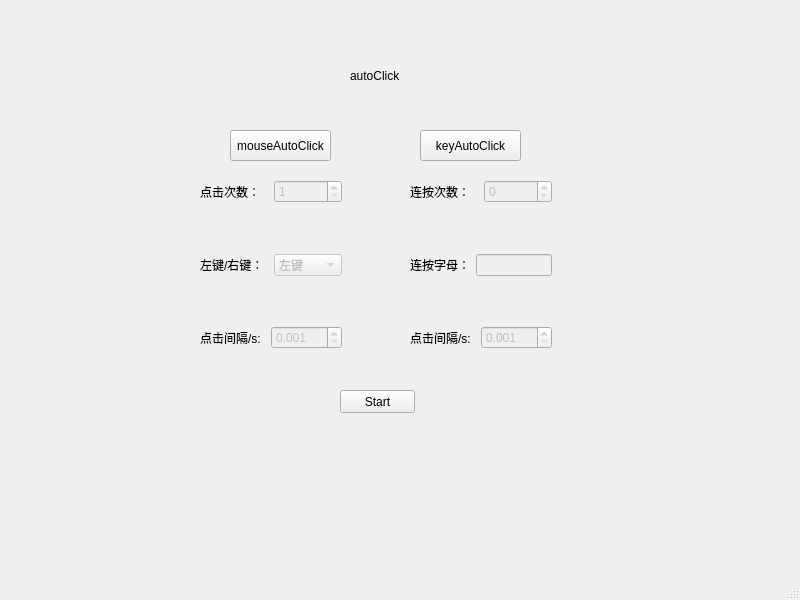
Before: the Qt Designer form practice/autoClick/autoClickUI.ui in Hor1zon68/PythonLearning, drawn with Qt 5.
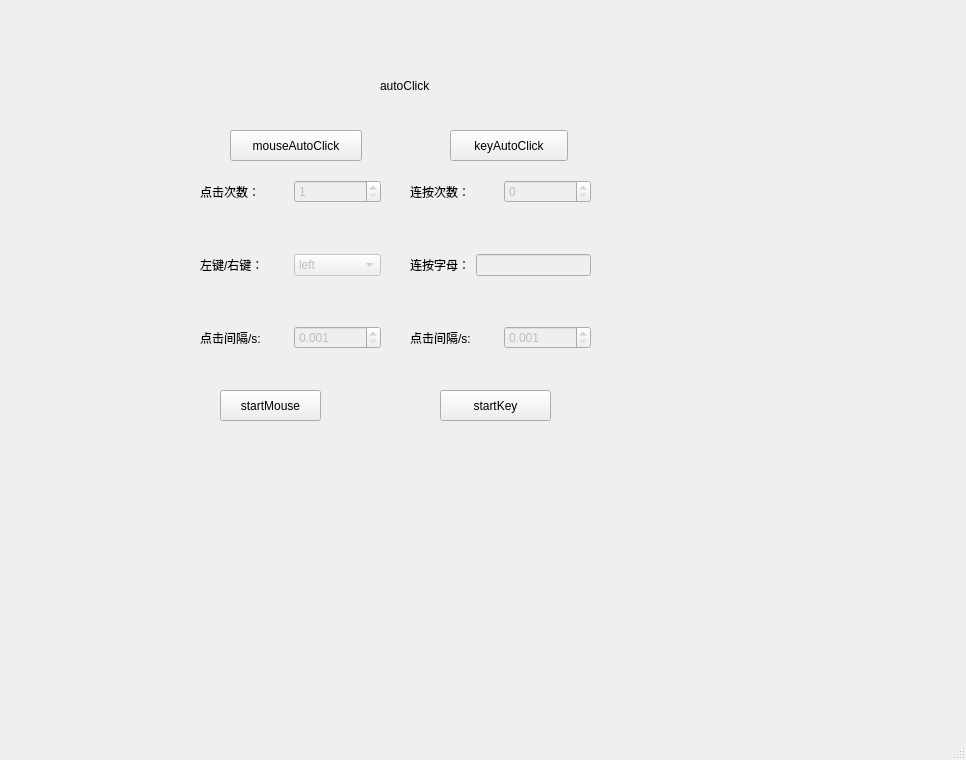
After: the same form once the commit is applied.

Commit message: autoClick的ui化初步完成

Patch:
```diff
--- a/practice/autoClick/autoClickUI.ui
+++ b/practice/autoClick/autoClickUI.ui
@@ -9,10 +9,16 @@
    <rect>
     <x>0</x>
     <y>0</y>
-    <width>800</width>
-    <height>600</height>
+    <width>966</width>
+    <height>760</height>
    </rect>
   </property>
+  <property name="sizePolicy">
+   <sizepolicy hsizetype="Preferred" vsizetype="Preferred">
+    <horstretch>0</horstretch>
+    <verstretch>0</verstretch>
+   </sizepolicy>
+  </property>
   <property name="windowTitle">
    <string>AutoClickUI</string>
   </property>
@@ -20,9 +26,9 @@
    <widget class="QLabel" name="label">
     <property name="geometry">
      <rect>
-      <x>350</x>
-      <y>70</y>
-      <width>54</width>
+      <x>380</x>
+      <y>80</y>
+      <width>86</width>
       <height>12</height>
      </rect>
     </property>
@@ -38,7 +44,7 @@
      <rect>
       <x>230</x>
       <y>130</y>
-      <width>101</width>
+      <width>132</width>
       <height>31</height>
      </rect>
     </property>
@@ -58,9 +64,9 @@
     </property>
     <property name="geometry">
      <rect>
-      <x>420</x>
+      <x>450</x>
       <y>130</y>
-      <width>101</width>
+      <width>118</width>
       <height>31</height>
      </rect>
     </property>
@@ -76,7 +82,7 @@
      <rect>
       <x>410</x>
       <y>180</y>
-      <width>142</width>
+      <width>181</width>
       <height>169</height>
      </rect>
     </property>
@@ -193,14 +199,14 @@
    <widget class="QPushButton" name="startBotton">
     <property name="geometry">
      <rect>
-      <x>340</x>
+      <x>220</x>
       <y>390</y>
-      <width>75</width>
-      <height>23</height>
+      <width>101</width>
+      <height>31</height>
      </rect>
     </property>
     <property name="text">
-     <string>Start</string>
+     <string>startMouse</string>
     </property>
    </widget>
    <widget class="QWidget" name="layoutWidget">
@@ -211,7 +217,7 @@
      <rect>
       <x>200</x>
       <y>180</y>
-      <width>142</width>
+      <width>181</width>
       <height>169</height>
      </rect>
     </property>
@@ -278,7 +284,7 @@
          </property>
          <item>
           <property name="text">
-           <string>左键</string>
+           <string>left</string>
           </property>
          </item>
          <item>
@@ -341,6 +347,19 @@
      </item>
     </layout>
    </widget>
+   <widget class="QPushButton" name="startKeyBotton">
+    <property name="geometry">
+     <rect>
+      <x>440</x>
+      <y>390</y>
+      <width>111</width>
+      <height>31</height>
+     </rect>
+    </property>
+    <property name="text">
+     <string>startKey</string>
+    </property>
+   </widget>
   </widget>
   <widget class="QMenuBar" name="menubar">
    <property name="geometry">
```
Left out of the diff: 148 changed lines with no effect on the pictures. The commit also changes 11 other files.
